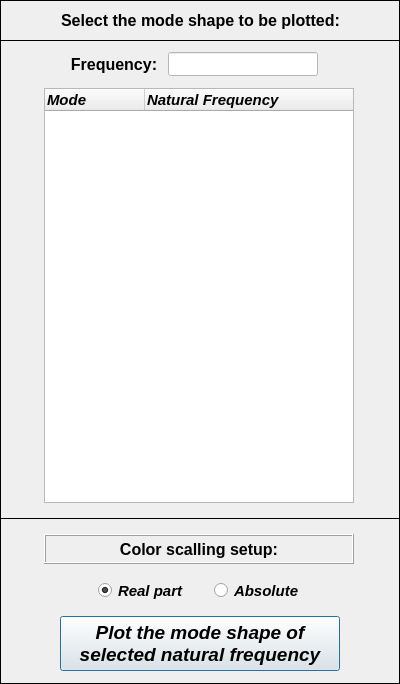
The window that pulse/uix/user_input/ui/Plots/Results/Acoustic/plotAcousticModeShapeInput.ui (open-pulse/OpenPulse) describes before a commit, drawn with Qt 5.
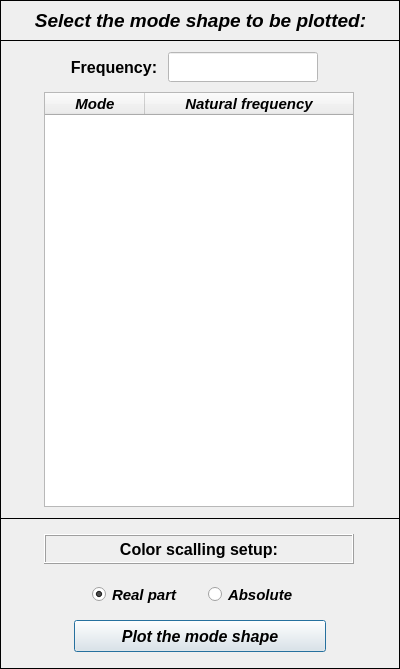
The same window after the commit. Icons and pictures are not drawn.

Patch:
```diff
--- a/pulse/uix/user_input/ui/Plots/Results/Acoustic/plotAcousticModeShapeInput.ui
+++ b/pulse/uix/user_input/ui/Plots/Results/Acoustic/plotAcousticModeShapeInput.ui
@@ -10,7 +10,7 @@
     <x>0</x>
     <y>0</y>
     <width>400</width>
-    <height>684</height>
+    <height>669</height>
    </rect>
   </property>
   <property name="sizePolicy">
@@ -22,13 +22,13 @@
   <property name="minimumSize">
    <size>
     <width>400</width>
-    <height>665</height>
+    <height>669</height>
    </size>
   </property>
   <property name="maximumSize">
    <size>
     <width>400</width>
-    <height>700</height>
+    <height>669</height>
    </size>
   </property>
   <property name="contextMenuPolicy">
@@ -75,7 +75,7 @@
     <property name="geometry">
      <rect>
       <x>44</x>
-      <y>48</y>
+      <y>52</y>
       <width>310</width>
       <height>415</height>
      </rect>
@@ -105,10 +105,34 @@
      <property name="text">
       <string>Mode</string>
      </property>
+     <property name="font">
+      <font>
+       <family>Arial</family>
+       <pointsize>11</pointsize>
+       <weight>75</weight>
+       <italic>true</italic>
+       <bold>true</bold>
+      </font>
+     </property>
+     <property name="textAlignment">
+      <set>AlignCenter</set>
+     </property>
     </column>
     <column>
      <property name="text">
-      <string notr="true">Natural Frequency</string>
+      <string notr="true">Natural frequency</string>
+     </property>
+     <property name="font">
+      <font>
+       <family>Arial</family>
+       <pointsize>11</pointsize>
+       <weight>75</weight>
+       <italic>true</italic>
+       <bold>true</bold>
+      </font>
+     </property>
+     <property name="textAlignment">
+      <set>AlignCenter</set>
      </property>
     </column>
    </widget>
@@ -121,7 +145,7 @@
       <x>168</x>
       <y>12</y>
       <width>150</width>
-      <height>24</height>
+      <height>30</height>
      </rect>
     </property>
     <property name="font">
@@ -135,7 +159,7 @@
     </property>
     <property name="styleSheet">
      <string notr="true">background-color: rgb(255, 255, 255);
-color: rgb(0, 0, 0);</string>
+color: rgb(0, 0, 255);</string>
     </property>
     <property name="alignment">
      <set>Qt::AlignCenter</set>
@@ -147,7 +171,7 @@
       <x>64</x>
       <y>12</y>
       <width>100</width>
-      <height>24</height>
+      <height>30</height>
      </rect>
     </property>
     <property name="font">
@@ -208,9 +232,9 @@
     <property name="font">
      <font>
       <family>Arial</family>
-      <pointsize>12</pointsize>
+      <pointsize>14</pointsize>
       <weight>75</weight>
-      <italic>false</italic>
+      <italic>true</italic>
       <bold>true</bold>
      </font>
     </property>
@@ -231,7 +255,7 @@
      <x>0</x>
      <y>518</y>
      <width>400</width>
-     <height>166</height>
+     <height>151</height>
     </rect>
    </property>
    <property name="frameShape">
@@ -243,8 +267,8 @@
    <widget class="QWidget" name="horizontalLayoutWidget">
     <property name="geometry">
      <rect>
-      <x>88</x>
-      <y>58</y>
+      <x>82</x>
+      <y>62</y>
       <width>237</width>
       <height>29</height>
      </rect>
@@ -374,36 +398,35 @@
    <widget class="QPushButton" name="pushButton">
     <property name="geometry">
      <rect>
-      <x>60</x>
-      <y>98</y>
-      <width>280</width>
-      <height>55</height>
+      <x>74</x>
+      <y>102</y>
+      <width>252</width>
+      <height>32</height>
      </rect>
     </property>
     <property name="minimumSize">
      <size>
-      <width>280</width>
+      <width>252</width>
       <height>32</height>
      </size>
     </property>
     <property name="maximumSize">
      <size>
-      <width>280</width>
+      <width>252</width>
       <height>55</height>
      </size>
     </property>
     <property name="font">
      <font>
       <family>Arial</family>
-      <pointsize>14</pointsize>
+      <pointsize>12</pointsize>
       <weight>75</weight>
       <italic>true</italic>
       <bold>true</bold>
      </font>
     </property>
     <property name="text">
-     <string>Plot the mode shape of 
-selected natural frequency</string>
+     <string>Plot the mode shape</string>
     </property>
    </widget>
   </widget>
```
